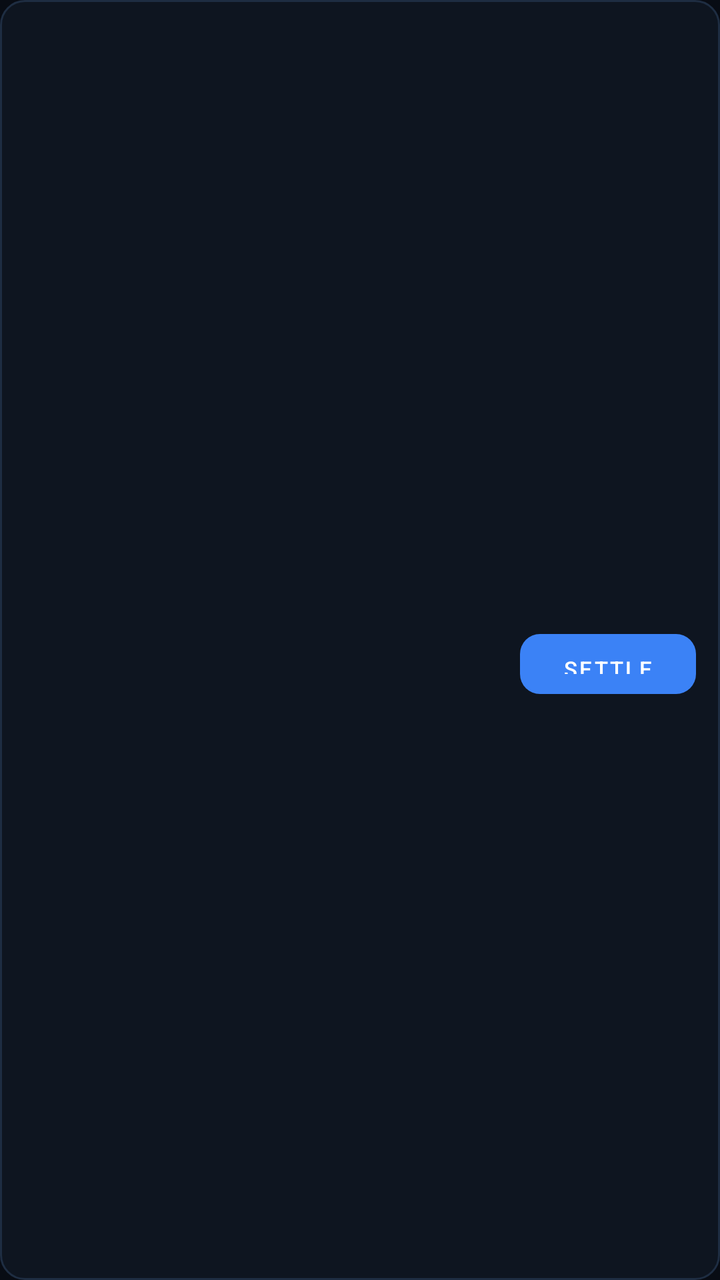
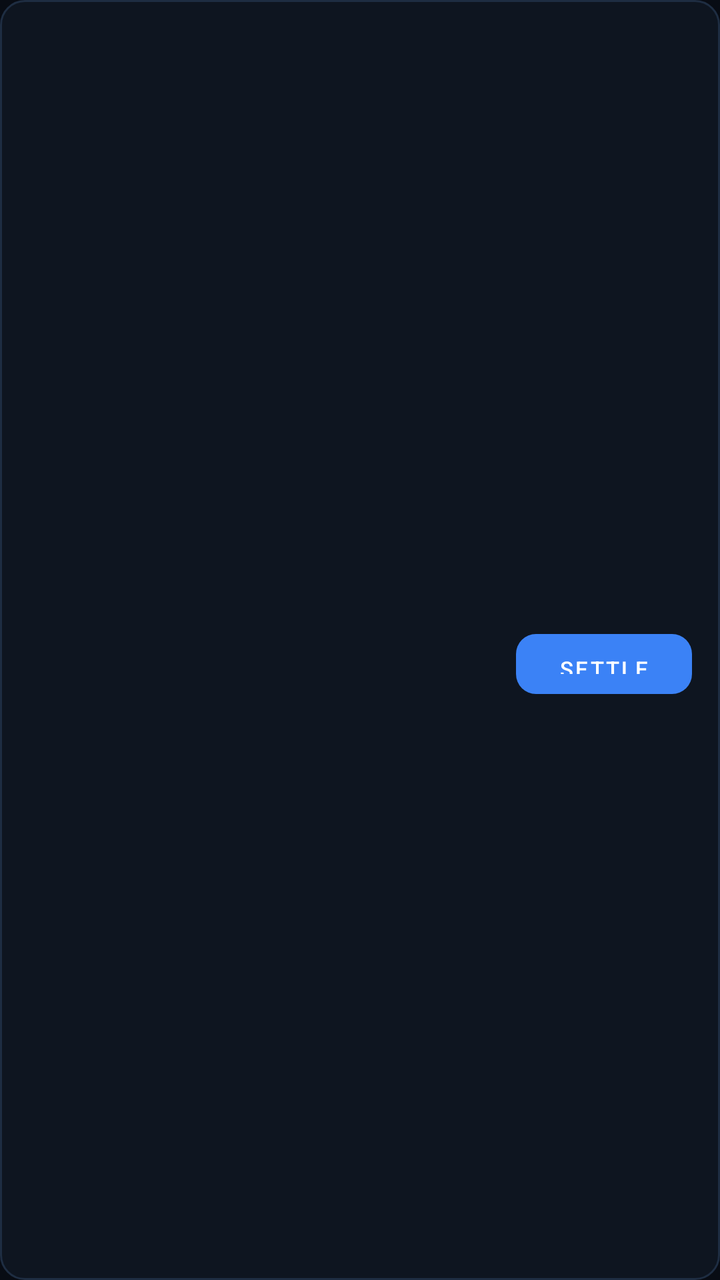

Screens rendered from an Android XML layout before and after an edit, with the pre-edit source and the edit as a unified diff.
<!-- AndroidManifest.xml: application theme Theme.Splitr -->
<!-- res/layout/item_balance_row.xml -->
<?xml version="1.0" encoding="utf-8"?>
<LinearLayout xmlns:android="http://schemas.android.com/apk/res/android"
    android:layout_width="match_parent" android:layout_height="wrap_content"
    android:orientation="horizontal" android:gravity="center_vertical"
    android:background="@drawable/bg_card" android:padding="12dp"
    android:layout_marginBottom="8dp">
  <LinearLayout android:layout_width="0dp" android:layout_height="wrap_content"
      android:layout_weight="1" android:orientation="vertical">
    <TextView android:id="@+id/tvBalanceParty"
        android:layout_width="wrap_content" android:layout_height="wrap_content"
        android:textColor="@color/text" android:textSize="14sp" android:textStyle="bold"/>
    <TextView android:id="@+id/tvBalanceDesc"
        android:layout_width="wrap_content" android:layout_height="wrap_content"
        android:textColor="@color/muted" android:textSize="12sp" android:layout_marginTop="2dp"/>
  </LinearLayout>
  <LinearLayout android:layout_width="wrap_content" android:layout_height="wrap_content"
      android:orientation="vertical" android:gravity="end">
    <TextView android:id="@+id/tvBalanceAmt"
        android:layout_width="wrap_content" android:layout_height="wrap_content"
        android:textColor="@color/red" android:textSize="15sp" android:textStyle="bold"/>
    <Button android:id="@+id/btnBalanceSettle"
        android:layout_width="wrap_content" android:layout_height="30dp"
        android:text="Settle" android:textSize="11sp" android:textColor="@color/white"
        android:background="@drawable/bg_button_primary"
        android:paddingHorizontal="10dp" android:layout_marginTop="4dp"
        android:stateListAnimator="@null"/>
  </LinearLayout>
</LinearLayout>
<!-- resources referenced by this layout -->
<resources>
  <color name="muted">#64748B</color>
  <color name="red">#EF4444</color>
  <color name="text">#E2E8F0</color>
  <color name="white">#FFFFFF</color>
  <!-- drawable bg_button_primary (drawable) -->
  <?xml version="1.0" encoding="utf-8"?>
  <shape xmlns:android="http://schemas.android.com/apk/res/android">
      <gradient
          android:startColor="#3B82F6"
          android:endColor="#1D4ED8"
          android:angle="135" />
      <corners android:radius="10dp" />
  </shape>
  <!-- drawable bg_card (drawable) -->
  <?xml version="1.0" encoding="utf-8"?>
  <shape xmlns:android="http://schemas.android.com/apk/res/android">
      <solid android:color="@color/surface" />
      <corners android:radius="12dp" />
      <stroke android:width="1dp" android:color="@color/border" />
  </shape>
  <style name="Theme.Splitr" parent="Theme.MaterialComponents.DayNight.NoActionBar">
          <item name="colorPrimary">@color/blue</item>
          <item name="colorPrimaryVariant">@color/blue_dark</item>
          <item name="colorOnPrimary">@color/white</item>
          <item name="colorSecondary">@color/blue_bright</item>
          <item name="colorSurface">@color/surface</item>
          <item name="colorOnSurface">@color/text</item>
          <item name="android:windowBackground">@color/bg</item>
          <item name="android:statusBarColor">@color/bg</item>
          <item name="android:navigationBarColor">@color/surface</item>
          <item name="android:windowLightStatusBar">false</item>
          <item name="android:textColor">@color/text</item>
      </style>
  <color name="surface">#0E1520</color>
  <color name="border">#1E2D42</color>
  <color name="blue">#3B82F6</color>
  <color name="blue_dark">#1D4ED8</color>
  <color name="blue_bright">#60A5FA</color>
  <color name="bg">#080C14</color>
</resources>

<!-- the commit's change to res/layout/item_balance_row.xml (unified diff, before → after) -->
@@ -2,27 +2,27 @@
 <LinearLayout xmlns:android="http://schemas.android.com/apk/res/android"
     android:layout_width="match_parent" android:layout_height="wrap_content"
     android:orientation="horizontal" android:gravity="center_vertical"
-    android:background="@drawable/bg_card" android:padding="12dp"
+    android:background="@drawable/bg_card" android:padding="14dp"
     android:layout_marginBottom="8dp">
-  <LinearLayout android:layout_width="0dp" android:layout_height="wrap_content"
-      android:layout_weight="1" android:orientation="vertical">
-    <TextView android:id="@+id/tvBalanceParty"
-        android:layout_width="wrap_content" android:layout_height="wrap_content"
-        android:textColor="@color/text" android:textSize="14sp" android:textStyle="bold"/>
-    <TextView android:id="@+id/tvBalanceDesc"
-        android:layout_width="wrap_content" android:layout_height="wrap_content"
-        android:textColor="@color/muted" android:textSize="12sp" android:layout_marginTop="2dp"/>
-  </LinearLayout>
-  <LinearLayout android:layout_width="wrap_content" android:layout_height="wrap_content"
-      android:orientation="vertical" android:gravity="end">
-    <TextView android:id="@+id/tvBalanceAmt"
-        android:layout_width="wrap_content" android:layout_height="wrap_content"
-        android:textColor="@color/red" android:textSize="15sp" android:textStyle="bold"/>
-    <Button android:id="@+id/btnBalanceSettle"
-        android:layout_width="wrap_content" android:layout_height="30dp"
-        android:text="Settle" android:textSize="11sp" android:textColor="@color/white"
-        android:background="@drawable/bg_button_primary"
-        android:paddingHorizontal="10dp" android:layout_marginTop="4dp"
-        android:stateListAnimator="@null"/>
-  </LinearLayout>
+    <LinearLayout android:layout_width="0dp" android:layout_height="wrap_content"
+        android:layout_weight="1" android:orientation="vertical">
+        <TextView android:id="@+id/tvBalanceParty"
+            android:layout_width="wrap_content" android:layout_height="wrap_content"
+            android:textColor="@color/text" android:textSize="14sp" android:textStyle="bold"/>
+        <TextView android:id="@+id/tvBalanceDesc"
+            android:layout_width="wrap_content" android:layout_height="wrap_content"
+            android:textColor="@color/muted" android:textSize="12sp" android:layout_marginTop="2dp"/>
+    </LinearLayout>
+    <LinearLayout android:layout_width="wrap_content" android:layout_height="wrap_content"
+        android:orientation="vertical" android:gravity="end">
+        <TextView android:id="@+id/tvBalanceAmt"
+            android:layout_width="wrap_content" android:layout_height="wrap_content"
+            android:textColor="@color/red" android:textSize="15sp" android:textStyle="bold"/>
+        <Button android:id="@+id/btnBalanceSettle"
+            android:layout_width="wrap_content" android:layout_height="30dp"
+            android:text="Settle" android:textSize="11sp" android:textColor="@color/white"
+            android:background="@drawable/bg_button_primary"
+            android:paddingHorizontal="10dp" android:layout_marginTop="4dp"
+            android:stateListAnimator="@null"/>
+    </LinearLayout>
 </LinearLayout>
<!-- resource entries referenced after the edit -->
@@ -8,10 +8,10 @@
   <?xml version="1.0" encoding="utf-8"?>
   <shape xmlns:android="http://schemas.android.com/apk/res/android">
       <gradient
-          android:startColor="#3B82F6"
-          android:endColor="#1D4ED8"
-          android:angle="135" />
-      <corners android:radius="10dp" />
+          android:startColor="@color/blue"
+          android:endColor="@color/blue_dark"
+          android:angle="135"/>
+      <corners android:radius="10dp"/>
   </shape>
   <!-- drawable bg_card (drawable) -->
   <?xml version="1.0" encoding="utf-8"?>
